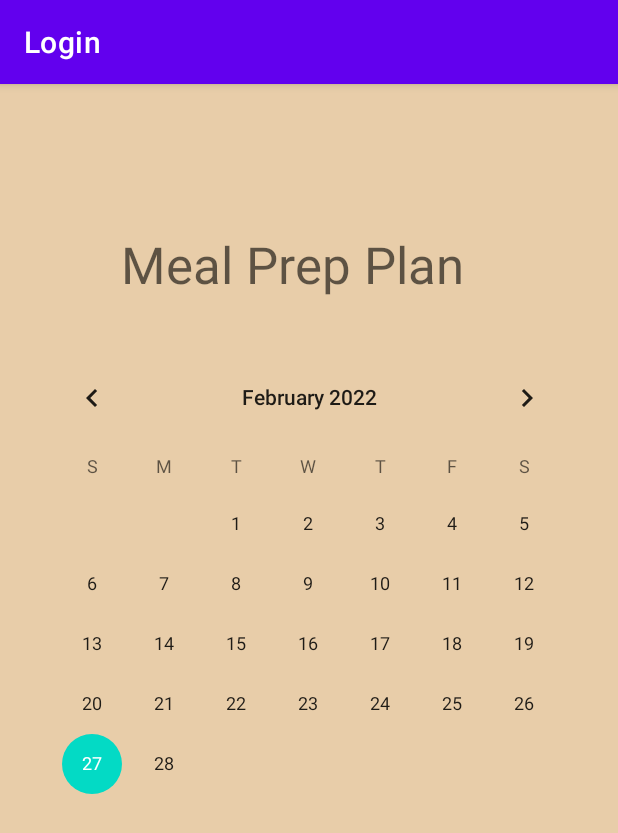
After one commit to suhadewan/MEal, an Android app: the CalendarActivity screen opened directly, with no data from a screen before it, on a phone screen of 412 x 824 dp. The commit adds this screen. Shown: the top 833 px of the screen. Run offline under Robolectric (Android 15) with nearby library versions, the phone set to English and light mode, and no system bars.

Commit message:
added a calendar page and fixed button issue

```diff
--- a/app/src/main/AndroidManifest.xml
+++ b/app/src/main/AndroidManifest.xml
@@ -9,6 +9,9 @@
         android:roundIcon="@mipmap/ic_launcher_round"
         android:supportsRtl="true"
         android:theme="@style/Theme.Login">
+        <activity
+            android:name=".CalendarActivity"
+            android:exported="false" />
         <activity
             android:name=".AddIngredientsActivity"
             android:exported="false" />
--- /dev/null
+++ b/app/src/main/java/com/example/login/CalendarActivity.java
@@ -0,0 +1,14 @@
+package com.example.login;
+
+import androidx.appcompat.app.AppCompatActivity;
+
+import android.os.Bundle;
+
+public class CalendarActivity extends AppCompatActivity {
+
+    @Override
+    protected void onCreate(Bundle savedInstanceState) {
+        super.onCreate(savedInstanceState);
+        setContentView(R.layout.activity_calendar);
+    }
+}
--- /dev/null
+++ b/app/src/main/res/layout/activity_calendar.xml
@@ -0,0 +1,32 @@
+<?xml version="1.0" encoding="utf-8"?>
+<androidx.constraintlayout.widget.ConstraintLayout xmlns:android="http://schemas.android.com/apk/res/android"
+    xmlns:app="http://schemas.android.com/apk/res-auto"
+    xmlns:tools="http://schemas.android.com/tools"
+    android:layout_width="match_parent"
+    android:layout_height="match_parent"
+    android:background="#E8CDA9"
+    tools:context=".CalendarActivity">
+
+
+    <CalendarView
+        android:id="@+id/calendarView"
+        android:layout_width="378dp"
+        android:layout_height="418dp"
+        app:layout_constraintBottom_toBottomOf="parent"
+        app:layout_constraintEnd_toEndOf="parent"
+        app:layout_constraintStart_toStartOf="parent"
+        app:layout_constraintTop_toTopOf="parent" />
+
+    <TextView
+        android:id="@+id/textView3"
+        android:layout_width="251dp"
+        android:layout_height="47dp"
+        android:text="Meal Prep Plan"
+        android:textAppearance="@style/TextAppearance.AppCompat.Display1"
+        app:layout_constraintBottom_toTopOf="@+id/calendarView"
+        app:layout_constraintEnd_toEndOf="parent"
+        app:layout_constraintStart_toStartOf="parent"
+        app:layout_constraintTop_toTopOf="parent"
+        app:layout_constraintVertical_bias="0.763" />
+
+</androidx.constraintlayout.widget.ConstraintLayout>
```
Also changed, not shown: app/src/main/java/com/example/login/HomePageActivity.java (+8 -0 lines), app/src/main/res/layout/activity_home_page.xml (+27 -7 lines), app/src/main/res/drawable/cookies.PNG (added), app/src/main/res/drawable/cookies.jpeg (deleted).
